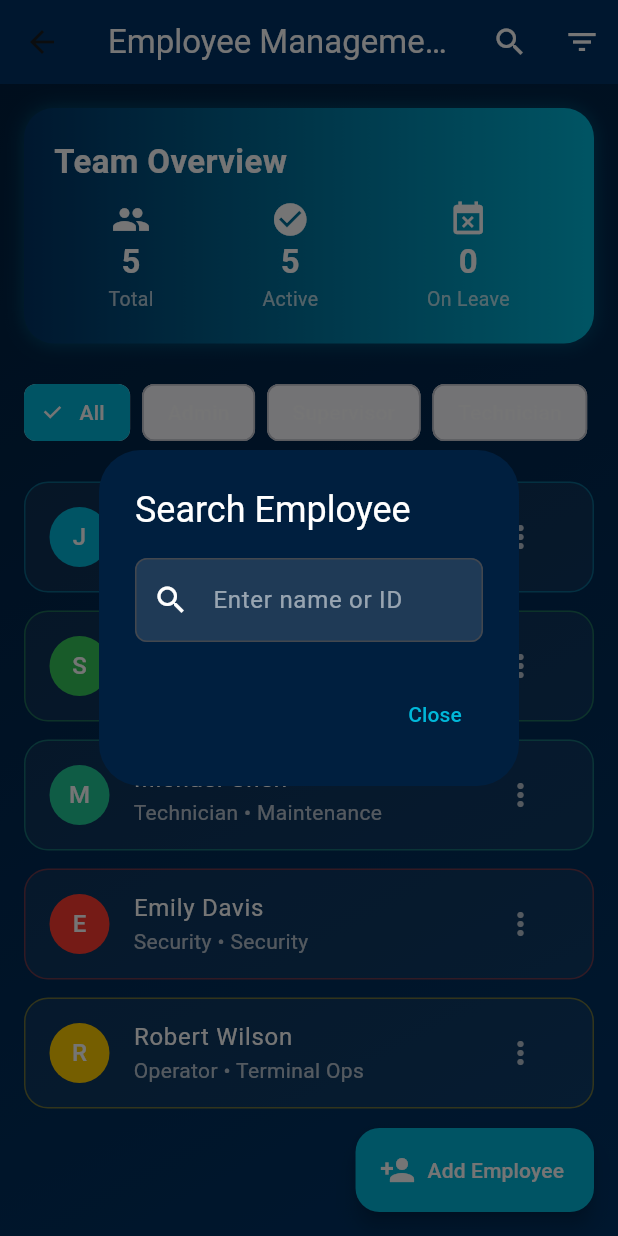
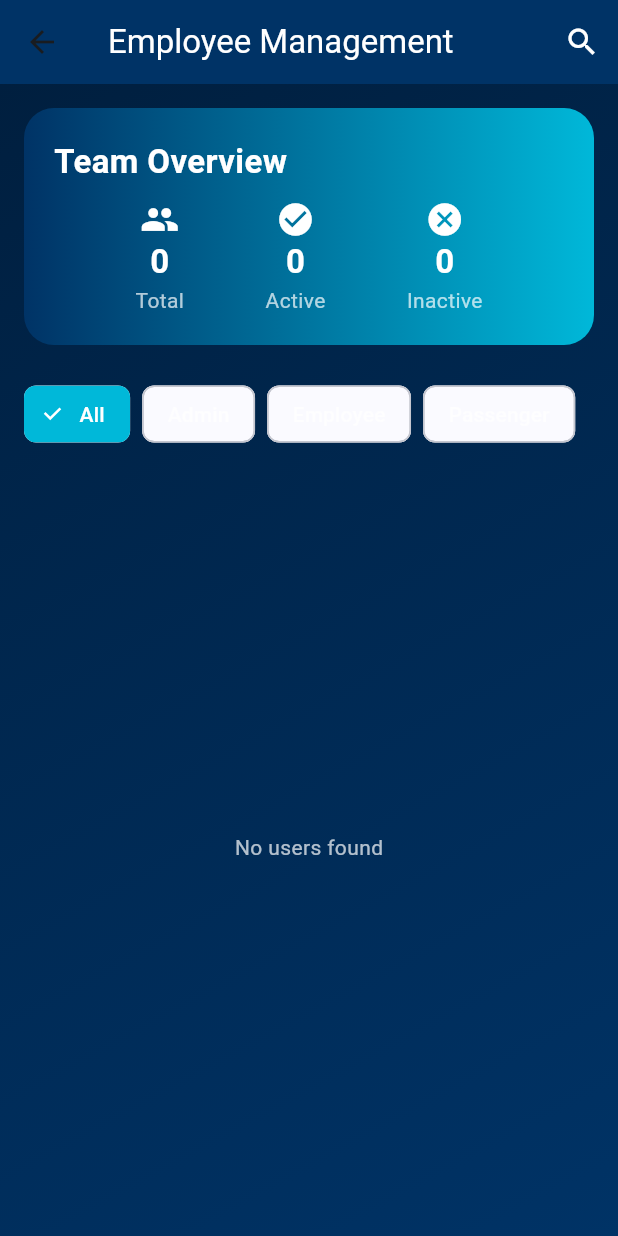
Before and after one commit to EvanBinu/wavelink-intelligent-terminal-management, a Flutter app: the EmployeeManagementScreen screen opened directly, after a tap on the "search" icon, on a phone screen of 412 x 824 dp. Run offline on Flutter 3.47's test engine with Material 3 defaults, Android fonts, the phone set to English and light mode, and no system bars; our stand-ins replace convert, supabase_flutter; missing offline and left inert: cryptography; accounts and stored records are empty; Roboto replaces fonts that are missing (Poppins).

Commit message:
emplyoee managemnet

```diff
--- a/wavelink/lib/features/admin/employee_management_screen.dart
+++ b/wavelink/lib/features/admin/employee_management_screen.dart
@@ -1,38 +1,77 @@
 import 'package:flutter/material.dart';
+import 'package:supabase_flutter/supabase_flutter.dart';
 import 'package:wavelink/core/constants/app_colors.dart';
-import 'package:wavelink/features/admin/widgets/employee_card.dart';
 import 'package:wavelink/features/admin/models/employee_model.dart';
 
 class EmployeeManagementScreen extends StatefulWidget {
   const EmployeeManagementScreen({Key? key}) : super(key: key);
 
   @override
-  State<EmployeeManagementScreen> createState() => _EmployeeManagementScreenState();
+  State<EmployeeManagementScreen> createState() =>
+      _EmployeeManagementScreenState();
 }
 
 class _EmployeeManagementScreenState extends State<EmployeeManagementScreen> {
   String _selectedFilter = 'All';
-  final List<String> _filters = ['All', 'Admin', 'Supervisor', 'Technician', 'Security', 'Operator'];
 
-  final List<Employee> _employees = [
-    Employee(id: 'EMP001', name: 'John Smith', role: 'Admin', department: 'Administration', email: 'john.smith@wavelink.com', phone: '+1 234 567 8901', status: 'Active', joinDate: '2022-01-15', avatarColor: AppColors.aqua),
-    Employee(id: 'EMP002', name: 'Sarah Johnson', role: 'Supervisor', department: 'Operations', email: 'sarah.j@wavelink.com', phone: '+1 234 567 8902', status: 'Active', joinDate: '2022-03-20', avatarColor: AppColors.green),
-    Employee(id: 'EMP003', name: 'Michael Chen', role: 'Technician', department: 'Maintenance', email: 'michael.c@wavelink.com', phone: '+1 234 567 8903', status: 'Active', joinDate: '2022-05-10', avatarColor: AppColors.teal),
-    Employee(id: 'EMP004', name: 'Emily Davis', role: 'Security', department: 'Security', email: 'emily.d@wavelink.com', phone: '+1 234 567 8904', status: 'Active', joinDate: '2022-07-01', avatarColor: AppColors.red),
-    Employee(id: 'EMP005', name: 'Robert Wilson', role: 'Operator', department: 'Terminal Ops', email: 'robert.w@wavelink.com', phone: '+1 234 567 8905', status: 'Active', joinDate: '2022-08-15', avatarColor: AppColors.yellow),
+  final List<String> _filters = [
+    'All',
+    'Admin',
+    'Employee',
+    'Passenger',
   ];
 
+  List<Employee> _employees = [];
+  bool _isLoading = true;
+
+  @override
+  void initState() {
+    super.initState();
+    _fetchEmployees();
+  }
+
+  Future<void> _fetchEmployees() async {
+    try {
+      final response =
+          await Supabase.instance.client.from('users').select('*');
+
+      final List<Employee> loaded = response.map<Employee>((json) {
+        return Employee.fromJson(json);
+      }).toList();
+
+      setState(() {
+        _employees = loaded;
+        _isLoading = false;
+      });
+    } catch (e) {
+      print("Error fetching employees: $e");
+      setState(() => _isLoading = false);
+    }
+  }
+
+  // ----------- FILTERING BASED ON ROLE -------------
   List<Employee> get _filteredEmployees {
     if (_selectedFilter == 'All') return _employees;
-    return _employees.where((emp) => emp.role == _selectedFilter).toList();
+
+    String selected = _selectedFilter.toLowerCase();
+
+    return _employees.where((emp) {
+      return emp.role.toLowerCase() == selected;
+    }).toList();
   }
+
+  // --------------------------------------------------
 
   @override
   Widget build(BuildContext context) {
     return Scaffold(
       backgroundColor: AppColors.darkBlue,
       appBar: _buildAppBar(),
-      body: Container(
+      body: _isLoading
+          ? const Center(
+              child: CircularProgressIndicator(color: Colors.white),
+            )
+          : Container(
               decoration: const BoxDecoration(
                 gradient: LinearGradient(
                   colors: [AppColors.darkBlue, AppColors.navy],
@@ -48,44 +87,53 @@ class _EmployeeManagementScreenState extends State<EmployeeManagementScreen> {
                 ],
               ),
             ),
-      floatingActionButton: _buildAddButton(),
     );
   }
 
   PreferredSizeWidget _buildAppBar() {
     return AppBar(
       backgroundColor: AppColors.navy,
-      title: const Text("Employee Management", style: TextStyle(color: Colors.white)),
+      title: const Text("Employee Management",
+          style: TextStyle(color: Colors.white)),
       actions: [
-        IconButton(icon: const Icon(Icons.search, color: Colors.white), onPressed: _showSearchDialog),
-        IconButton(icon: const Icon(Icons.filter_list, color: Colors.white), onPressed: () {}),
+        IconButton(
+          icon: const Icon(Icons.search, color: Colors.white),
+          onPressed: _showSearchDialog,
+        ),
       ],
     );
   }
 
   Widget _buildHeader() {
-    final activeCount = _employees.where((e) => e.status == 'Active').length;
-    final onLeaveCount = _employees.where((e) => e.status == 'On Leave').length;
+    final active = _employees.where((e) => e.status == 'Active').length;
+    final inactive = _employees.where((e) => e.status == 'Inactive').length;
 
     return Container(
       margin: const EdgeInsets.all(16),
       padding: const EdgeInsets.all(20),
       decoration: BoxDecoration(
-        gradient: const LinearGradient(colors: [AppColors.navy, AppColors.aqua]),
+        gradient: const LinearGradient(
+            colors: [AppColors.navy, AppColors.aqua]),
         borderRadius: BorderRadius.circular(20),
-        boxShadow: [BoxShadow(color: AppColors.aqua.withOpacity(0.3), blurRadius: 10)],
       ),
       child: Column(
         crossAxisAlignment: CrossAxisAlignment.start,
         children: [
-          const Text("Team Overview", style: TextStyle(fontSize: 22, fontWeight: FontWeight.bold, color: Colors.white)),
+          const Text("Team Overview",
+              style: TextStyle(
+                  fontSize: 22,
+                  color: Colors.white,
+                  fontWeight: FontWeight.bold)),
           const SizedBox(height: 10),
           Row(
-            mainAxisAlignment: MainAxisAlignment.spaceAround,
+            mainAxisAlignment: MainAxisAlignment.spaceEvenly,
             children: [
-              _buildHeaderStat('Total', _employees.length.toString(), Icons.people),
-              _buildHeaderStat('Active', activeCount.toString(), Icons.check_circle),
-              _buildHeaderStat('On Leave', onLeaveCount.toString(), Icons.event_busy),
+              _headerStat("Total", _employees.length.toString(),
+                  Icons.people),
+              _headerStat("Active", active.toString(),
+                  Icons.check_circle),
+              _headerStat("Inactive", inactive.toString(),
+                  Icons.cancel),
             ],
           ),
         ],
@@ -93,65 +141,96 @@ class _EmployeeManagementScreenState extends State<EmployeeManagementScreen> {
     );
   }
 
-  Widget _buildHeaderStat(String label, String value, IconData icon) {
+  Widget _headerStat(String label, String value, IconData icon) {
     return Column(
       children: [
         Icon(icon, color: Colors.white, size: 26),
-        Text(value, style: const TextStyle(fontSize: 22, fontWeight: FontWeight.bold, color: Colors.white)),
-        Text(label, style: const TextStyle(fontSize: 13, color: Colors.white70)),
+        Text(value,
+            style: const TextStyle(
+                fontSize: 22,
+                fontWeight: FontWeight.bold,
+                color: Colors.white)),
+        Text(label, style: const TextStyle(color: Colors.white70)),
       ],
     );
   }
 
   Widget _buildFilterChips() {
-    return Container(
+    return SizedBox(
       height: 60,
+      child: ListView(
+        scrollDirection: Axis.horizontal,
         padding: const EdgeInsets.symmetric(horizontal: 16),
-      child: ListView.builder(
-        scrollDirection: Axis.horizontal,
-        itemCount: _filters.length,
-        itemBuilder: (context, i) {
-          final filter = _filters[i];
+        children: _filters.map((filter) {
           final selected = _selectedFilter == filter;
+
           return Padding(
             padding: const EdgeInsets.only(right: 8),
             child: FilterChip(
               label: Text(filter),
               selected: selected,
-              onSelected: (_) => setState(() => _selectedFilter = filter),
+              onSelected: (_) =>
+                  setState(() => _selectedFilter = filter),
               selectedColor: AppColors.aqua,
               backgroundColor: Colors.white10,
+              labelStyle: TextStyle(
+                  color: selected ? Colors.white : Colors.white70),
               checkmarkColor: Colors.white,
-              labelStyle: TextStyle(color: selected ? Colors.white : Colors.white70),
             ),
           );
-        },
+        }).toList(),
       ),
     );
   }
 
   Widget _buildEmployeeList() {
     final employees = _filteredEmployees;
+
     if (employees.isEmpty) {
-      return const Center(child: Text("No employees found", style: TextStyle(color: Colors.white70)));
+      return const Center(
+        child:
+            Text("No users found", style: TextStyle(color: Colors.white70)),
+      );
     }
 
     return ListView.builder(
       padding: const EdgeInsets.all(16),
       itemCount: employees.length,
-      itemBuilder: (context, index) {
-        final e = employees[index];
+      itemBuilder: (context, i) {
+        final e = employees[i];
+        final bool isActive = e.status.toLowerCase() == "active";
+
         return Container(
           margin: const EdgeInsets.only(bottom: 12),
           decoration: BoxDecoration(
             color: Colors.white.withOpacity(0.05),
             borderRadius: BorderRadius.circular(16),
-            border: Border.all(color: e.avatarColor.withOpacity(0.4)),
+            border: Border.all(color: Colors.white12),
           ),
           child: ListTile(
-            leading: CircleAvatar(backgroundColor: e.avatarColor, child: Text(e.name[0], style: const TextStyle(color: Colors.white))),
-            title: Text(e.name, style: const TextStyle(color: Colors.white)),
-            subtitle: Text('${e.role} • ${e.department}', style: const TextStyle(color: Colors.white70)),
+            leading: Stack(
+              children: [
+                CircleAvatar(
+                  backgroundColor: Colors.blueAccent,
+                  child: Text(e.name.isNotEmpty ? e.name[0] : "?",
+                      style: const TextStyle(color: Colors.white)),
+                ),
+                Positioned(
+                  right: 0,
+                  bottom: 0,
+                  child: CircleAvatar(
+                    radius: 6,
+                    backgroundColor:
+                        isActive ? Colors.green : Colors.red,
+                  ),
+                )
+              ],
+            ),
+            title: Text(e.name,
+                style: const TextStyle(color: Colors.white)),
+            subtitle: Text(
+                "${e.role.toUpperCase()} • ${e.department}",
+                style: const TextStyle(color: Colors.white70)),
             trailing: IconButton(
               icon: const Icon(Icons.more_vert, color: Colors.white70),
               onPressed: () => _showEmployeeDetails(e),
@@ -162,86 +241,7 @@ class _EmployeeManagementScreenState extends State<EmployeeManagementScreen> {
     );
   }
 
-  FloatingActionButton _buildAddButton() {
-    return FloatingActionButton.extended(
-      backgroundColor: AppColors.aqua,
-      onPressed: () {},
-      icon: const Icon(Icons.person_add, color: Colors.white),
-      label: const Text('Add Employee', style: TextStyle(color: Colors.white)),
-    );
+  void _showSearchDialog() {}
+
+  void _showEmployeeDetails(Employee e) {}
 }
-
-  void _showSearchDialog() {
-    showDialog(
-      context: context,
-      builder: (_) => AlertDialog(
-        backgroundColor: AppColors.darkBlue,
-        title: const Text("Search Employee", style: TextStyle(color: Colors.white)),
-        content: TextField(
-          decoration: InputDecoration(
-            filled: true,
-            fillColor: Colors.white12,
-            hintText: "Enter name or ID",
-            hintStyle: const TextStyle(color: Colors.white54),
-            prefixIcon: const Icon(Icons.search, color: Colors.white),
-            border: OutlineInputBorder(borderRadius: BorderRadius.circular(8)),
-          ),
-          style: const TextStyle(color: Colors.white),
-        ),
-        actions: [
-          TextButton(
-            onPressed: () => Navigator.pop(context),
-            child: const Text(
-              "Close",
-              style: TextStyle(color: AppColors.aqua),
-            ),
-          ),
-        ],
-      ),
-    );
-  }
-
-  void _showEmployeeDetails(Employee e) {
-    showModalBottomSheet(
-      context: context,
-      backgroundColor: AppColors.darkBlue,
-      shape: const RoundedRectangleBorder(borderRadius: BorderRadius.vertical(top: Radius.circular(24))),
-      builder: (_) => Padding(
-        padding: const EdgeInsets.all(24),
-        child: Column(
-          mainAxisSize: MainAxisSize.min,
-          children: [
-            CircleAvatar(radius: 40, backgroundColor: e.avatarColor, child: Text(e.name[0], style: const TextStyle(fontSize: 28, color: Colors.white))),
-            const SizedBox(height: 16),
-            Text(e.name, style: const TextStyle(fontSize: 22, color: Colors.white, fontWeight: FontWeight.bold)),
-            Text(e.role, style: const TextStyle(color: Colors.white70)),
-            const Divider(color: Colors.white24, height: 30),
-            _detailRow(Icons.badge, "ID", e.id),
-            _detailRow(Icons.email, "Email", e.email),
-            _detailRow(Icons.phone, "Phone", e.phone),
-            const SizedBox(height: 20),
-            ElevatedButton(
-              onPressed: () => Navigator.pop(context),
-              style: ElevatedButton.styleFrom(backgroundColor: AppColors.aqua),
-              child: const Text("Close", style: TextStyle(color: Colors.white)),
-            ),
-          ],
-        ),
-      ),
-    );
-  }
-
-  Widget _detailRow(IconData icon, String label, String value) {
-    return Padding(
-      padding: const EdgeInsets.symmetric(vertical: 4),
-      child: Row(
-        children: [
-          Icon(icon, color: AppColors.aqua, size: 20),
-          const SizedBox(width: 10),
-          Text("$label: ", style: const TextStyle(color: Colors.white70)),
-          Expanded(child: Text(value, style: const TextStyle(color: Colors.white))),
-        ],
-      ),
-    );
-  }
-}
--- a/wavelink/lib/features/admin/models/employee_model.dart
+++ b/wavelink/lib/features/admin/models/employee_model.dart
@@ -1,5 +1,3 @@
-import 'package:flutter/material.dart';
-
 class Employee {
   final String id;
   final String name;
@@ -9,7 +7,8 @@ class Employee {
   final String phone;
   final String status;
   final String joinDate;
-  final Color avatarColor;
+  final String accountType; // <-- ADDED THIS
+  final dynamic avatarColor;
 
   Employee({
     required this.id,
@@ -20,6 +19,26 @@ class Employee {
     required this.phone,
     required this.status,
     required this.joinDate,
+    required this.accountType, // <-- ADDED THIS
     required this.avatarColor,
   });
+
+  factory Employee.fromJson(Map<String, dynamic> json) {
+    return Employee(
+      id: json['id'].toString(),
+      name: json['full_name'] ??
+          json['employee_name'] ??
+          json['username'] ??
+          json['name'] ??
+          "Unknown",
+      role: json['role'] ?? "Unknown",
+      department: json['department'] ?? "General",
+      email: json['email'] ?? "",
+      phone: json['phone'] ?? "",
+      status: json['status'] ?? "Inactive",
+      joinDate: json['join_date'] ?? "",
+      accountType: json['account_type'] ?? "employee", // <-- FIXED
+      avatarColor: null,
+    );
+  }
 }
```
Also changed, not shown: wavelink/lib/features/admin/admin_dashboard.dart (+49 -17 lines). Lines whose indentation alone changed are shown as unchanged.
